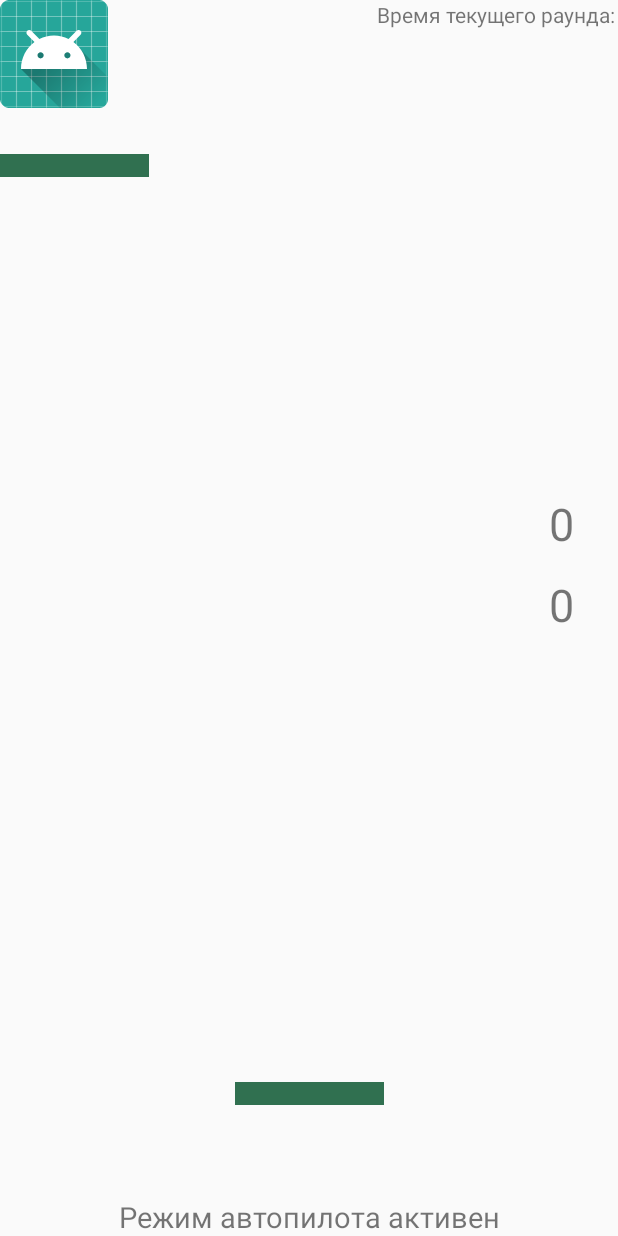
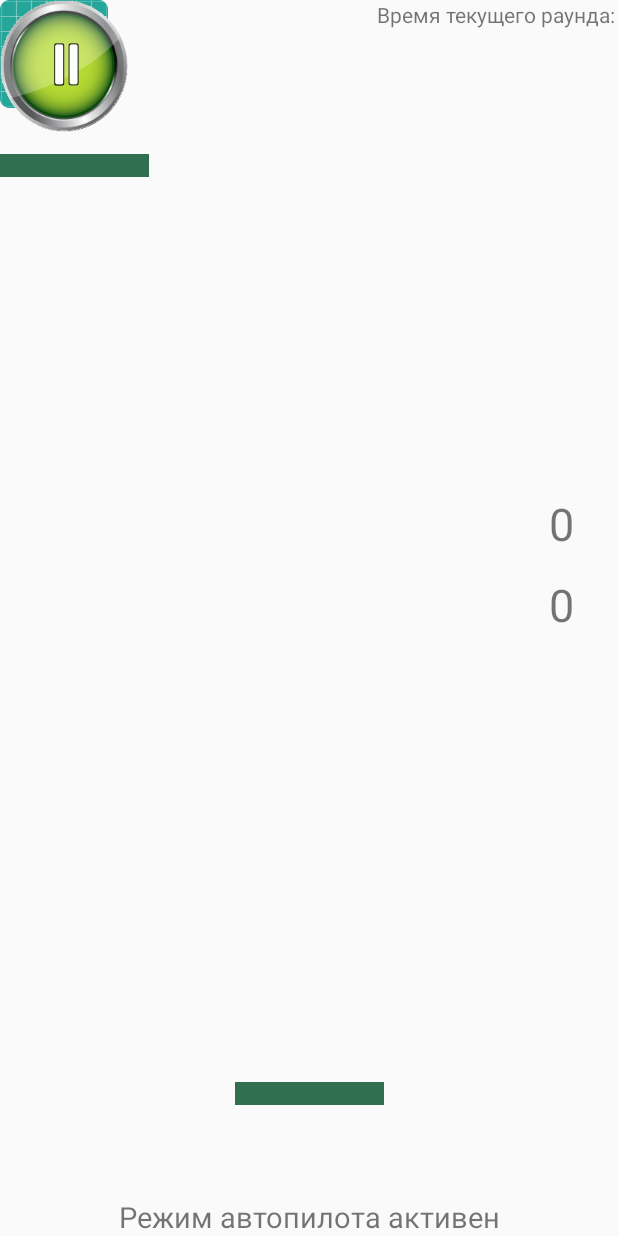
Before and after one commit to ExtNeon/PingPongMultiplayer, an Android app: the GameFieldActivity screen opened directly, with no data from a screen before it, on a phone screen of 412 x 824 dp. Run offline under Robolectric (Android 15) with nearby library versions, the phone set to English and light mode, and no system bars; 1 statement that could not run was skipped.

Commit message:
Добавлены звуки и возможность поставить игру на паузу

```diff
--- a/app/build.gradle
+++ b/app/build.gradle
@@ -4,7 +4,7 @@ android {
     compileSdkVersion 28
     defaultConfig {
         applicationId "com.example.pingpongmultiplayergame"
-        minSdkVersion 19
+        minSdkVersion 21
         targetSdkVersion 28
         versionCode 1
         versionName "1.0"
--- a/app/src/main/java/com/example/pingpongmultiplayergame/GameFieldActivity.java
+++ b/app/src/main/java/com/example/pingpongmultiplayergame/GameFieldActivity.java
@@ -1,10 +1,14 @@
 package com.example.pingpongmultiplayergame;
 
 import android.content.Intent;
+import android.media.AudioAttributes;
+import android.media.AudioManager;
+import android.media.SoundPool;
 import android.os.Bundle;
 import android.support.v7.app.AppCompatActivity;
 import android.view.MotionEvent;
 import android.view.View;
+import android.widget.Button;
 import android.widget.ImageView;
 import android.widget.TextView;
 
@@ -19,13 +23,25 @@ public class GameFieldActivity extends AppCompatActivity implements View.OnTouch
     public static final int DELAY_AFTER_LOSE_ROUND = 500;
     public static final double MIN_BALL_SPEED = 1.4;
 
+
+    TextView pausedNotifyCaption;
+    Button pauseGameButton;
+    boolean gamePausedFlag = false; //Флаг лишь говорит о том, что хочет пользователь
+    boolean gameIsPaused = false; //А это уже состояние, в котором игра сейчас находится
+    private SoundPool soundPool;
+    private int ballCollidedWithBorderSound;
+    private int ballCollidedWithMyPlatformSound;
+    private int ballCollidedWithEnemyPlatformSound;
+
     TextView myScore;
     TextView enemyScore;
     TextView AFKModeCaption;
     TextView maxTimeCaption;
+    private int meLoseSound;
     ImageView myPlatform;
     ImageView enemyPlatform;
     ImageView ball;
+    private int enemyLoseSound;
     View gameView;
     int myScoreCounter = 0;
     int enemyScoreCounter = 0;
@@ -34,8 +50,12 @@ public class GameFieldActivity extends AppCompatActivity implements View.OnTouch
 
     long lastTouchTime = System.currentTimeMillis();
     long maxGameTime = 0;
+    private int pauseModeOnSound;
+    private int pauseModeOffSound;
 
-
+    /**
+     * Основной поток программы
+     */
     @Override
     public void run() {
         while (gameView.getHeight() <= 0) {
@@ -60,6 +80,9 @@ public class GameFieldActivity extends AppCompatActivity implements View.OnTouch
         finish();
     }
 
+    /**
+     * Вызывает активити GameResultsActivity, передавая ему данные о
+     */
     private void showResults() {
         Intent resultIntent = new Intent(GameFieldActivity.this, GameResultsActivity.class);
         resultIntent.putExtra("enemy_score", enemyScoreCounter);
@@ -83,7 +106,12 @@ public class GameFieldActivity extends AppCompatActivity implements View.OnTouch
         setXOnView(maxTimeCaption, gameView.getWidth() - maxTimeCaption.getWidth() - 3);
         setYOnView(AFKModeCaption, gameView.getHeight() - AFKModeCaption.getHeight());
         setYOnView(maxTimeCaption, 0);
+
+        setXOnView(pausedNotifyCaption, (float) (centerPoint.x - pausedNotifyCaption.getWidth() / 2));
+        setYOnView(pausedNotifyCaption, (float) (centerPoint.y - pausedNotifyCaption.getHeight() * 2));
+
         setViewVisibility(gameView, View.VISIBLE);
+        setViewVisibility(pausedNotifyCaption, View.INVISIBLE);
     }
 
     private void doSingleplayerGame(DoublePoint centerPoint, int maxBallSpeed, int enemyAIspeed, boolean allowAFK, int scoreLimit) {
@@ -93,9 +121,27 @@ public class GameFieldActivity extends AppCompatActivity implements View.OnTouch
         long gameStartedTime = System.currentTimeMillis();
 
         while (myScoreCounter < scoreLimit && enemyScoreCounter < scoreLimit) {
+            if (gamePausedFlag) {
+                if (!gameIsPaused) {
+                    setViewVisibility(pausedNotifyCaption, View.VISIBLE);
+                    //pauseGameButton.setBackground();
+                    pauseGameButton.setBackgroundResource(R.drawable.start);
+                    playSoundOneShot(pauseModeOnSound);
+                    gameIsPaused = true;
+                }
+            } else {
+                if (gameIsPaused) {
+                    setViewVisibility(pausedNotifyCaption, View.INVISIBLE);
+                    pauseGameButton.setBackgroundResource(R.drawable.pause);
+                    playSoundOneShot(pauseModeOffSound);
+                    gameIsPaused = false;
+                }
+            }
+            if (!gameIsPaused) {
                 accelerateBall(ballPosition, ballSpeed);
                 checkBallCollisionWithTheFieldEdges(ballPosition, ballSpeed);
                 processAFKMode(allowAFK, ballPosition, enemyAIspeed);
+
                 applyAIEnemyAction(ballPosition, enemyAIspeed);
                 if (System.currentTimeMillis() - gameStartedTime > maxGameTime) {
                     maxGameTime = System.currentTimeMillis() - gameStartedTime;
@@ -104,10 +150,17 @@ public class GameFieldActivity extends AppCompatActivity implements View.OnTouch
                 if (checkBallLoseFactor(centerPoint, maxBallSpeed, ballPosition, ballSpeed)) {
                     gameStartedTime = System.currentTimeMillis();
                 }
-            checkCollisionWithMyPlatform(ballPosition, ballSpeed, maxBallSpeed);
-            checkCollisionWithEnenemyPlatform(ballPosition, ballSpeed, maxBallSpeed);
+                if (checkCollisionWithMyPlatform(ballPosition, ballSpeed, maxBallSpeed)) {
+                    playSoundOneShot(ballCollidedWithMyPlatformSound);
+                } else if (checkCollisionWithEnenemyPlatform(ballPosition, ballSpeed, maxBallSpeed)) {
+                    playSoundOneShot(ballCollidedWithEnemyPlatformSound);
+                }
+
                 delayMs(10);
                 refreshBallPosition(ballPosition);
+            } else {
+                delayMs(100);
+            }
         }
     }
 
@@ -117,9 +170,11 @@ public class GameFieldActivity extends AppCompatActivity implements View.OnTouch
             if (enemyLoseFlag) {
                 myScoreCounter++;
                 setImageResourceOnView(enemyPlatform, R.color.losedPlatformColor);
+                playSoundOneShot(enemyLoseSound);
             } else {
                 enemyScoreCounter++;
                 setImageResourceOnView(myPlatform, R.color.losedPlatformColor);
+                playSoundOneShot(meLoseSound);
             }
             setTextOnView(myScore, "" + myScoreCounter);
             setTextOnView(enemyScore, "" + enemyScoreCounter);
@@ -170,18 +225,32 @@ public class GameFieldActivity extends AppCompatActivity implements View.OnTouch
     }
 
     private void checkBallCollisionWithTheFieldEdges(DoublePoint ballPosition, DoublePoint ballSpeed) {
-        if (ballPosition.x + ball.getWidth() > gameView.getWidth()) {
+        boolean collidedWithLeftBorder = ballPosition.x < 0;
+        boolean collidedWithRightBorder = ballPosition.x + ball.getWidth() > gameView.getWidth();
+        if (collidedWithLeftBorder || collidedWithRightBorder) {
+            if (collidedWithRightBorder) {
                 ballSpeed.x *= -1;
                 ballPosition.x = gameView.getWidth() - ball.getWidth();
-        } else if (ballPosition.x < 0) {
+            } else {
                 ballPosition.x = 0;
                 ballSpeed.x *= -1;
+            }
+            playSoundOneShot(ballCollidedWithBorderSound);
         }
     }
 
     private void accelerateBall(DoublePoint ballPosition, DoublePoint ballSpeed) {
         ballPosition.x += ballSpeed.x;
         ballPosition.y += ballSpeed.y;
+    }
+
+    private void playSoundOneShot(int soundId) {
+        AudioManager audioManager = (AudioManager) getSystemService(AUDIO_SERVICE);
+        assert audioManager != null;
+        float actualVolume = (float) audioManager.getStreamVolume(AudioManager.STREAM_MUSIC);
+        float maxVolume = (float) audioManager.getStreamMaxVolume(AudioManager.STREAM_MUSIC);
+        float volume = actualVolume / maxVolume;
+        soundPool.play(soundId, volume, volume, 1, 0, 1f);
     }
 
     /**
@@ -305,7 +374,8 @@ public class GameFieldActivity extends AppCompatActivity implements View.OnTouch
 
     }
 
-    private void checkCollisionWithMyPlatform(DoublePoint ballPosition, DoublePoint ballSpeed, double maxBallSpeed) {
+    private boolean checkCollisionWithMyPlatform(DoublePoint ballPosition, DoublePoint ballSpeed, double maxBallSpeed) {
+        boolean isCollided = false;
         if ((ballPosition.y + ball.getHeight() >= myPlatform.getY() && ballPosition.y <= myPlatform.getHeight() + myPlatform.getY())) {
             if ((ballPosition.x < myPlatform.getX() + myPlatform.getWidth() && ballPosition.x + ball.getWidth() > myPlatform.getX())) {
                 double accuracy = Math.abs(ballPosition.x - (myPlatform.getX() + (myPlatform.getWidth() / 2.))) / (myPlatform.getWidth() / 2.);
@@ -319,16 +389,19 @@ public class GameFieldActivity extends AppCompatActivity implements View.OnTouch
                         ballSpeed.x += ballSpeed.x / 8;
                     }
                 }
-
                 ballPosition.y = myPlatform.getY() - (ball.getHeight());
+                isCollided = true;
             }
             if (Math.abs(ballPosition.x - (myPlatform.getX() + myPlatform.getWidth())) <= Math.abs(ballSpeed.x) || Math.abs(myPlatform.getX() - (ballPosition.x + ball.getWidth())) <= Math.abs(ballSpeed.x)) {
                 ballSpeed.x *= -1;
+                isCollided = true;
             }
         }
+        return isCollided;
     }
 
-    private void checkCollisionWithEnenemyPlatform(DoublePoint ballPosition, DoublePoint ballSpeed, double maxBallSpeed) {
+    private boolean checkCollisionWithEnenemyPlatform(DoublePoint ballPosition, DoublePoint ballSpeed, double maxBallSpeed) {
+        boolean isCollided = false;
         if ((ballPosition.y <= enemyPlatform.getY() + enemyPlatform.getHeight() && ballPosition.y + ball.getHeight() >= enemyPlatform.getY())) {
             if ((ballPosition.x < enemyPlatform.getX() + enemyPlatform.getWidth() && ballPosition.x + ball.getWidth() > enemyPlatform.getX())) {
                 double accuracy = Math.abs(ballPosition.x - (enemyPlatform.getX() + (enemyPlatform.getWidth() / 2.))) / (enemyPlatform.getWidth() / 2.);
@@ -343,11 +416,14 @@ public class GameFieldActivity extends AppCompatActivity implements View.OnTouch
                     }
                 }
                 ballPosition.y = enemyPlatform.getY() + enemyPlatform.getHeight();
+                isCollided = true;
             }
             if (Math.abs(ballPosition.x - (enemyPlatform.getX() + enemyPlatform.getWidth())) <= Math.abs(ballSpeed.x) || Math.abs(enemyPlatform.getX() - (ballPosition.x + ball.getWidth())) <= Math.abs(ballSpeed.x)) {
                 ballSpeed.x *= -1;
+                isCollided = true;
             }
         }
+        return isCollided;
     }
 
     private void refreshBallPosition(DoublePoint newBallPosition) {
@@ -378,9 +454,28 @@ public class GameFieldActivity extends AppCompatActivity implements View.OnTouch
         ball = findViewById(R.id.ball);
         AFKModeCaption = findViewById(R.id.afk_mode_caption);
         maxTimeCaption = findViewById(R.id.max_time_caption);
+        pausedNotifyCaption = findViewById(R.id.paused_notify_caption);
+        pauseGameButton = findViewById(R.id.pause_game_button);
+        pauseGameButton.setOnClickListener(new View.OnClickListener() {
+            @Override
+            public void onClick(View v) {
+                gamePausedFlag = !gamePausedFlag;
+            }
+        });
         // назначаем слушателя касания для Layout-а
         gameView.setOnTouchListener(this);
         gameView.setVisibility(View.INVISIBLE);
+
+        // Связываем кнопку громкости с нашим приложением
+        this.setVolumeControlStream(AudioManager.STREAM_MUSIC);
+        soundPool = getSoundPoolLink();
+        ballCollidedWithBorderSound = soundPool.load(this, R.raw.border_collision, 1);
+        ballCollidedWithEnemyPlatformSound = soundPool.load(this, R.raw.platform_collision, 1);
+        ballCollidedWithMyPlatformSound = ballCollidedWithEnemyPlatformSound;
+        enemyLoseSound = soundPool.load(this, R.raw.lose, 1);
+        meLoseSound = enemyLoseSound;
+        pauseModeOnSound = soundPool.load(this, R.raw.pause_on, 1);
+        pauseModeOffSound = soundPool.load(this, R.raw.pause_off, 1);
         new Thread(this).start();
     }
 
@@ -404,4 +499,10 @@ public class GameFieldActivity extends AppCompatActivity implements View.OnTouch
 
         return (days > 0 ? days + " " + getString(R.string.days) + " " : "") + (hours > 0 ? hours + " " + getString(R.string.hours) + " " : "") + (minutes > 0 ? minutes + " " + getString(R.string.minutes) + " " : "") + seconds /*+ (false ? '.' + millis : "") */ + " " + getString(R.string.seconds);
     }
+
+    private SoundPool getSoundPoolLink() {
+        return new SoundPool.Builder().setAudioAttributes(
+                new AudioAttributes.Builder().setUsage(AudioAttributes.USAGE_GAME)
+                        .setContentType(AudioAttributes.CONTENT_TYPE_SONIFICATION).build()).build();
     }
+}
--- a/app/src/main/res/layout/activity_game_field.xml
+++ b/app/src/main/res/layout/activity_game_field.xml
@@ -23,7 +23,7 @@
         app:srcCompat="@color/normalPlatformColor"
         tools:ignore="ContentDescription,MissingConstraints"
         tools:layout_editor_absoluteX="143dp"
-        tools:layout_editor_absoluteY="461dp" />
+        tools:layout_editor_absoluteY="462dp" />
 
     <ImageView
         android:id="@+id/ball"
@@ -62,7 +62,7 @@
         android:text="@string/AFK_caption"
         android:textSize="19sp"
         tools:layout_editor_absoluteX="67dp"
-        tools:layout_editor_absoluteY="489dp" />
+        tools:layout_editor_absoluteY="477dp" />
 
     <TextView
         android:id="@+id/max_time_caption"
@@ -73,4 +73,28 @@
         tools:layout_editor_absoluteX="228dp"
         tools:layout_editor_absoluteY="5dp" />
 
+    <Button
+        android:id="@+id/pause_game_button"
+        android:layout_width="85dp"
+        android:layout_height="88dp"
+        android:background="@mipmap/pause"
+        tools:layout_editor_absoluteX="0dp"
+        tools:layout_editor_absoluteY="2dp" />
+
+    <TextView
+        android:id="@+id/paused_notify_caption"
+        android:layout_width="wrap_content"
+        android:layout_height="wrap_content"
+        android:layout_marginBottom="8dp"
+        android:layout_marginEnd="8dp"
+        android:layout_marginStart="8dp"
+        android:layout_marginTop="8dp"
+        android:text="@string/game_paused"
+        android:textSize="35sp"
+        app:layout_constraintBottom_toBottomOf="parent"
+        app:layout_constraintEnd_toEndOf="parent"
+        app:layout_constraintHorizontal_bias="0.501"
+        app:layout_constraintStart_toStartOf="parent"
+        app:layout_constraintTop_toTopOf="parent" />
+
 </android.support.constraint.ConstraintLayout>
--- a/app/src/main/res/values/strings.xml
+++ b/app/src/main/res/values/strings.xml
@@ -23,4 +23,5 @@
     <string name="you_lose">Вы проиграли…</string>
     <string name="revenge">Реванш!</string>
     <string name="replay">Ещё раз!</string>
+    <string name="game_paused">Пауза</string>
 </resources>
```
Also changed, not shown: app/src/main/java/com/example/pingpongmultiplayergame/GameEventListener.java (added, +15 -0 lines), app/src/main/res/drawable/pause.png (added), app/src/main/res/drawable/start.png (added), app/src/main/res/mipmap-hdpi/pause.png (added), app/src/main/res/mipmap-hdpi/start.png (added), app/src/main/res/raw/pause.png (added), app/src/main/res/raw/start.png (added), 5 other files. Lines whose indentation alone changed are shown as unchanged.
